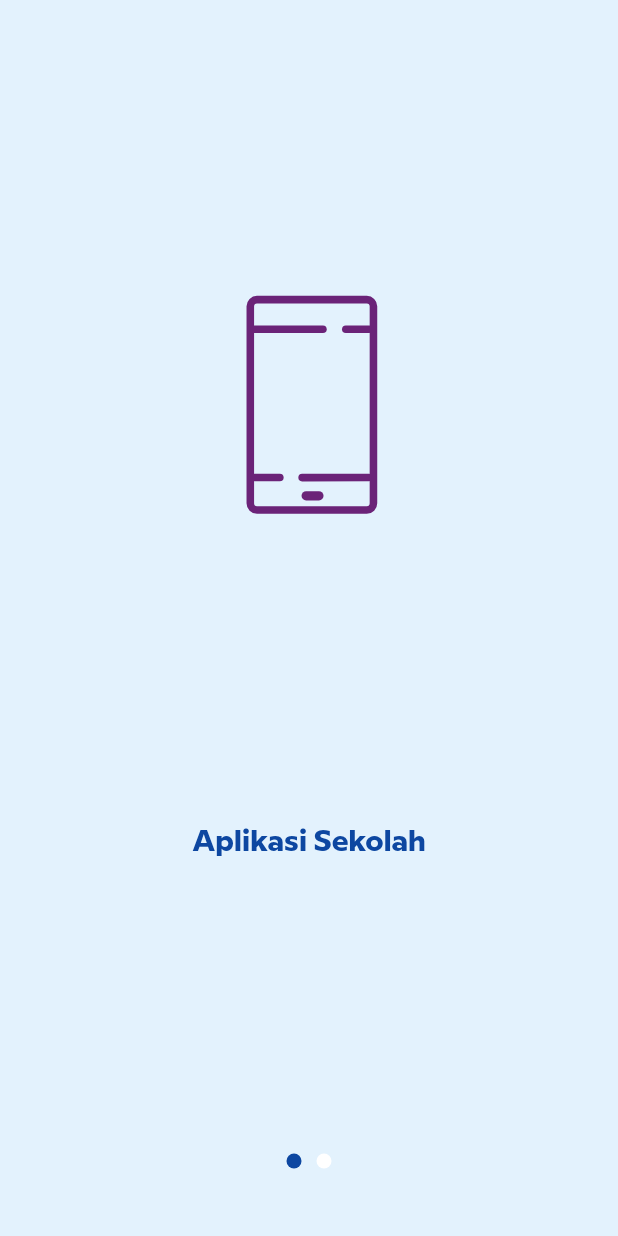
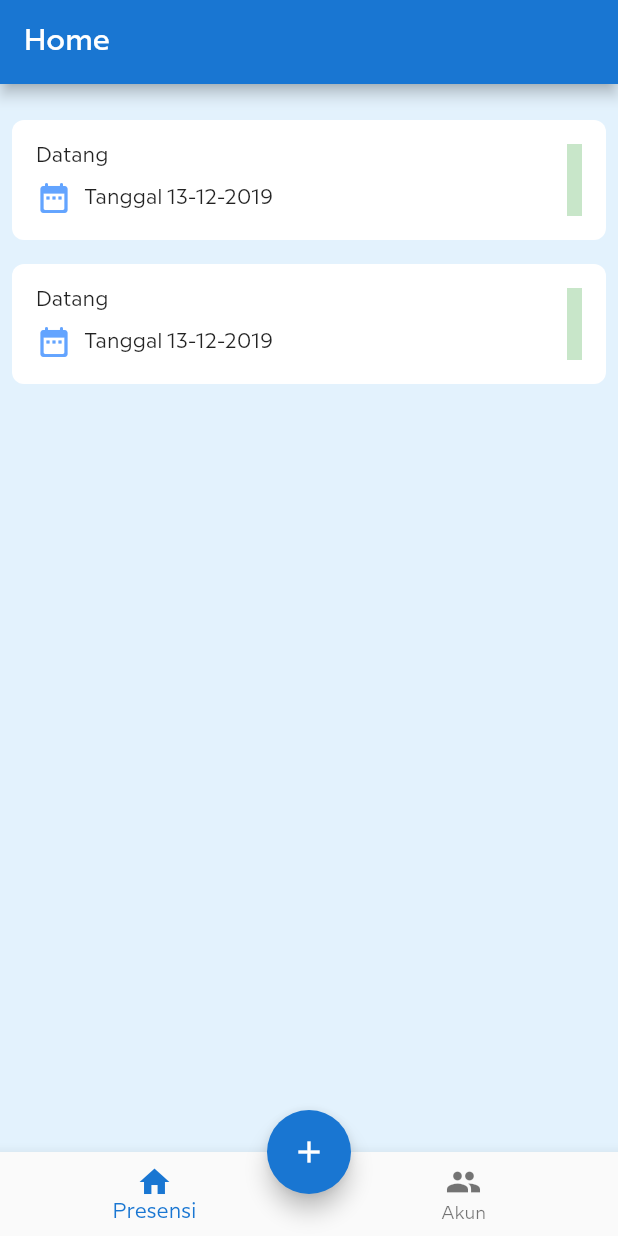
Before and after one commit to ariefannur/presensi-mobile, a Flutter app: the screen it shows after launch, on a phone screen of 412 x 824 dp. Run offline on Flutter 3.47's test engine with Material 2 defaults, Android fonts, the phone set to English and light mode, and no system bars; our stand-ins replace lottie, shared_preferences; project files that could hold a hidden picture were left out.

Commit message:
add mockup home

```diff
--- a/lib/feature/home/home_screen.dart
+++ b/lib/feature/home/home_screen.dart
@@ -1,11 +1,22 @@
 import 'package:flutter/material.dart';
+import 'package:presensi_mobile/feature/home/presensi_screen.dart';
+import 'package:presensi_mobile/feature/home/profile_screen.dart';
 
 class HomeScreen extends StatefulWidget {
+  const HomeScreen({Key? key}) : super(key: key);
+
   @override
   _HomeScreenState createState() => _HomeScreenState();
 }
 
 class _HomeScreenState extends State<HomeScreen> {
+  int _selectedIndex = 0;
+  static const TextStyle optionStyle =
+      TextStyle(fontSize: 30, fontWeight: FontWeight.bold);
+  static const List<Widget> _widgetOptions = <Widget>[
+    PresensiScreen(),
+    ProfileScreen(),
+  ];
   @override
   Widget build(BuildContext context) {
     return Scaffold(
@@ -13,7 +24,24 @@ class _HomeScreenState extends State<HomeScreen> {
         title: const Text('Home'),
       ),
       body: Center(
-        child: const Text('Home'),
+        child: _widgetOptions.elementAt(_selectedIndex),
+      ),
+      floatingActionButton: FloatingActionButton(
+        child: const Icon(Icons.add),
+        onPressed: () {},
+      ),
+      floatingActionButtonLocation: FloatingActionButtonLocation.centerDocked,
+      bottomNavigationBar: BottomNavigationBar(
+        items: const <BottomNavigationBarItem>[
+          BottomNavigationBarItem(icon: Icon(Icons.home), label: "Presensi"),
+          BottomNavigationBarItem(icon: Icon(Icons.people), label: "Akun"),
+        ],
+        currentIndex: _selectedIndex,
+        onTap: (index) {
+          setState(() {
+            _selectedIndex = index;
+          });
+        },
       ),
     );
   }
--- /dev/null
+++ b/lib/feature/home/presensi_screen.dart
@@ -0,0 +1,82 @@
+import 'package:flutter/material.dart';
+import 'package:presensi_mobile/utils/color.dart';
+import 'package:presensi_mobile/utils/fonts_constant.dart';
+
+class PresensiScreen extends StatefulWidget {
+  const PresensiScreen({Key? key}) : super(key: key);
+
+  @override
+  _PresensiScreenState createState() => _PresensiScreenState();
+}
+
+class _PresensiScreenState extends State<PresensiScreen> {
+  @override
+  Widget build(BuildContext context) {
+    return Container(
+      color: backgroundLightColor,
+      padding: const EdgeInsets.all(8),
+      child: ListView.builder(
+          itemCount: 2,
+          itemBuilder: (context, index) {
+            return const ItemList();
+          }),
+    );
+  }
+}
+
+class ItemList extends StatelessWidget {
+  const ItemList({Key? key}) : super(key: key);
+
+  @override
+  Widget build(BuildContext context) {
+    return Container(
+        decoration: const BoxDecoration(
+            color: Colors.white,
+            borderRadius: BorderRadius.all(Radius.circular(8))),
+        margin: const EdgeInsets.only(top: 16),
+        padding: const EdgeInsets.all(16),
+        child: Stack(children: [
+          Column(
+            crossAxisAlignment: CrossAxisAlignment.start,
+            children: [
+              const Padding(
+                child: Text("Datang"),
+                padding: EdgeInsets.only(bottom: 8),
+              ),
+              Row(children: const [
+                Icon(Icons.date_range_rounded, color: primaryLightColor),
+                Padding(
+                    child: Text("Tanggal 13-12-2019"),
+                    padding: EdgeInsets.only(left: 8)),
+              ])
+            ],
+          ),
+          Positioned(
+              right: 0,
+              child: Container(width: 10, height: 50, color: Colors.green[100]))
+        ]));
+  }
+}
+
+class EmptyPresensi extends StatelessWidget {
+  const EmptyPresensi({Key? key}) : super(key: key);
+
+  @override
+  Widget build(BuildContext context) {
+    return Column(
+        mainAxisAlignment: MainAxisAlignment.center,
+        crossAxisAlignment: CrossAxisAlignment.center,
+        mainAxisSize: MainAxisSize.max,
+        children: [
+          const Image(
+            image: AssetImage('assets/icon/ic_empty.png'),
+            width: 100,
+          ),
+          Text("Data belum ada presensi",
+              style: TextStyle(
+                  fontSize: 16,
+                  fontFamily: FontMiliard,
+                  color: Colors.black87)),
+        ]);
+  }
+}
--- a/lib/main.dart
+++ b/lib/main.dart
@@ -1,4 +1,5 @@
 import 'package:flutter/material.dart';
+import 'package:presensi_mobile/feature/home/home_screen.dart';
 import 'package:presensi_mobile/feature/intro/splash_screen.dart';
 import 'package:presensi_mobile/utils/color.dart';
 import 'package:presensi_mobile/utils/fonts_constant.dart';
@@ -14,12 +15,12 @@ class MyApp extends StatelessWidget {
   @override
   Widget build(BuildContext context) {
     return MaterialApp(
-      title: 'Flutter Demo',
-      theme: ThemeData(
-          primarySwatch: createMaterialColor(primaryColor),
-          fontFamily: FontMiliard),
-      home: const SplashScreen(),
-    );
+        title: 'Flutter Demo',
+        theme: ThemeData(
+            primarySwatch: createMaterialColor(primaryColor),
+            fontFamily: FontMiliard),
+        home: const HomeScreen() //const SplashScreen(),
+        );
   }
 }
 
--- a/lib/utils/color.dart
+++ b/lib/utils/color.dart
@@ -4,6 +4,7 @@ import 'package:flutter/material.dart';
 
 const primaryColor = Color(0xFF1976d2);
 const primaryLightColor = Color(0xFF63a4ff);
+const backgroundLightColor = Color.fromARGB(255, 227, 242, 253);
 const primaryDarkColor = Color(0xFF004ba0);
 const primaryTextColor = Color(0xFFffffff);
 
--- a/pubspec.yaml
+++ b/pubspec.yaml
@@ -67,6 +67,7 @@ flutter:
   # To add assets to your application, add an assets section, like this:
   assets:
     - assets/animation/
+    - assets/icon/
   #   - images/a_dot_ham.jpeg
 
   # An image asset can refer to one or more resolution-specific "variants", see
```
Also changed, not shown: lib/feature/home/profile_screen.dart (added, +69 -0 lines), lib/feature/login/login_screen.dart (+1 -6 lines), assets/icon/ic_empty.png (added), 1 other file.
